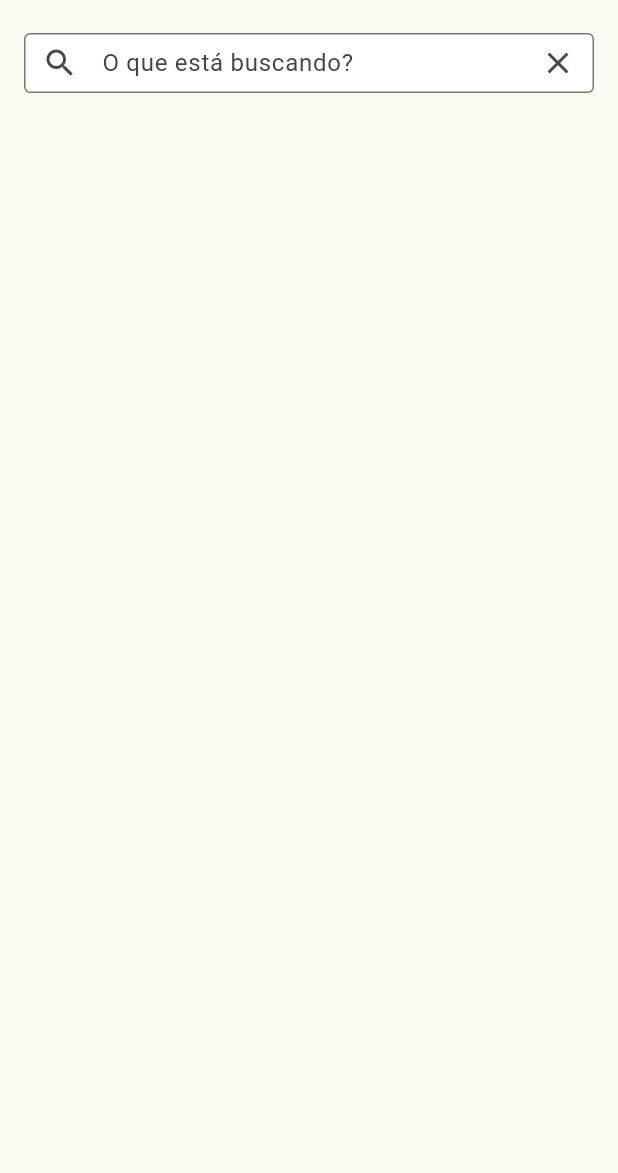
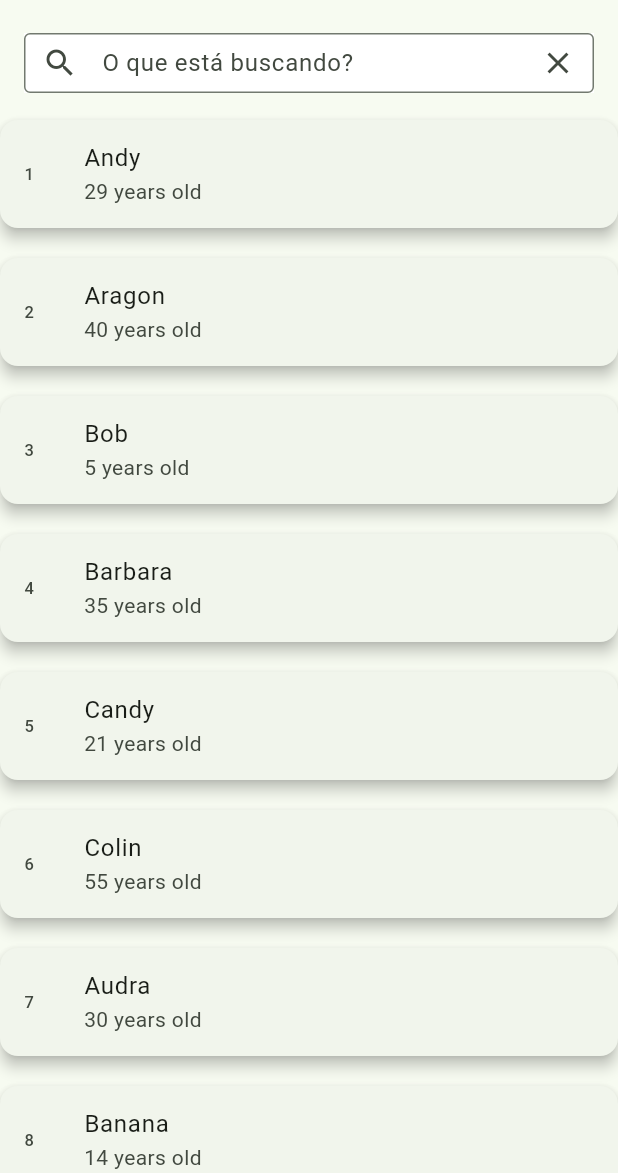
Before and after one commit to L1malucas/searchAndFilter, a Flutter app: the screen it shows after launch, on a phone screen of 412 x 824 dp, the part 63-1236 px from its top. Run offline on Flutter 3.47's test engine with Material 2 defaults, Android fonts, the phone set to English and light mode, and no system bars.

Commit message:
fix: corrreção na exibição da lista

```diff
--- a/lib/views/search_view.dart
+++ b/lib/views/search_view.dart
@@ -35,7 +35,6 @@ class _SearchViewState extends State<SearchView> {
 
   @override
   void initState() {
-    print('ue');
     _foundUsers = _allUsers;
     super.initState();
   }
@@ -44,17 +43,13 @@ class _SearchViewState extends State<SearchView> {
     List<Map<String, dynamic>> results = [];
     if (enteredKeyword.isEmpty) {
       results = _allUsers;
-      print('if');
     } else {
-      print('else');
-
       results = _allUsers
           .where((user) =>
               user["name"].toLowerCase().contains(enteredKeyword.toLowerCase()))
           .toList();
     }
     setState(() {
-      print('set');
       _foundUsers = results;
     });
   }
@@ -92,28 +87,21 @@ class _SearchViewState extends State<SearchView> {
                 ),
               ),
             ),
-            Expanded(
-              child: _foundUsers.isNotEmpty
-                  ? SliverList(
+            SliverList(
                 delegate: SliverChildBuilderDelegate(
                     childCount: _foundUsers.length, (context, index) {
-                      Card(
+              return Card(
                 key: ValueKey(_foundUsers[index]["id"]),
                 elevation: 4,
                 margin: const EdgeInsets.symmetric(vertical: 10),
                 child: ListTile(
                   leading: Text(_foundUsers[index]["id"].toString()),
                   title: Text(_foundUsers[index]["name"]),
-                          subtitle: Text(
-                              '${_foundUsers[index]["age"].toString()} years old'),
+                  subtitle:
+                      Text('${_foundUsers[index]["age"].toString()} years old'),
                 ),
               );
-                      return null;
             }))
-                  : const Center(
-                      child: Text('sem retorno'),
-                    ),
-            ),
           ],
         )),
       ),
```
Lines whose indentation alone changed are shown as unchanged.
